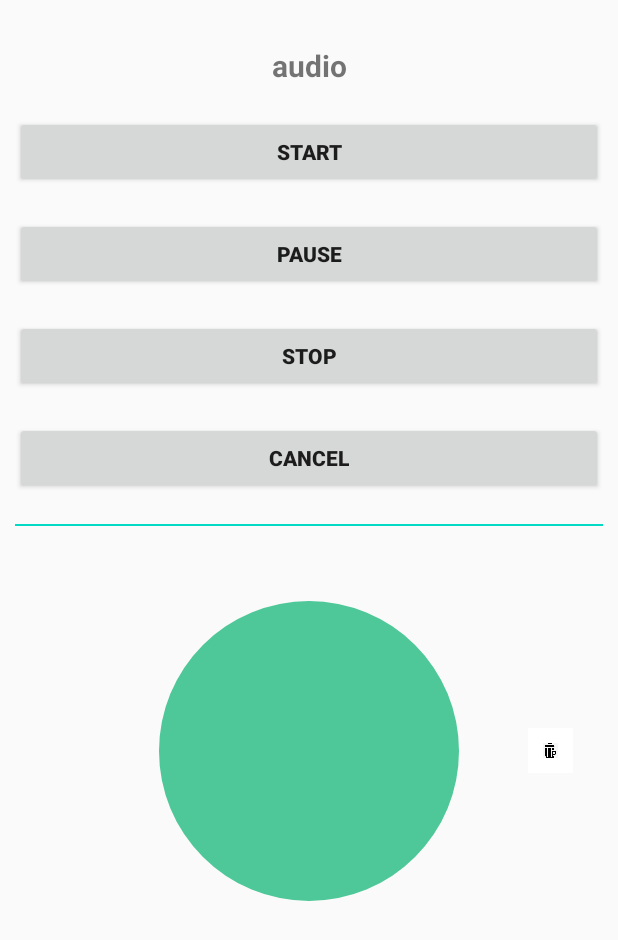
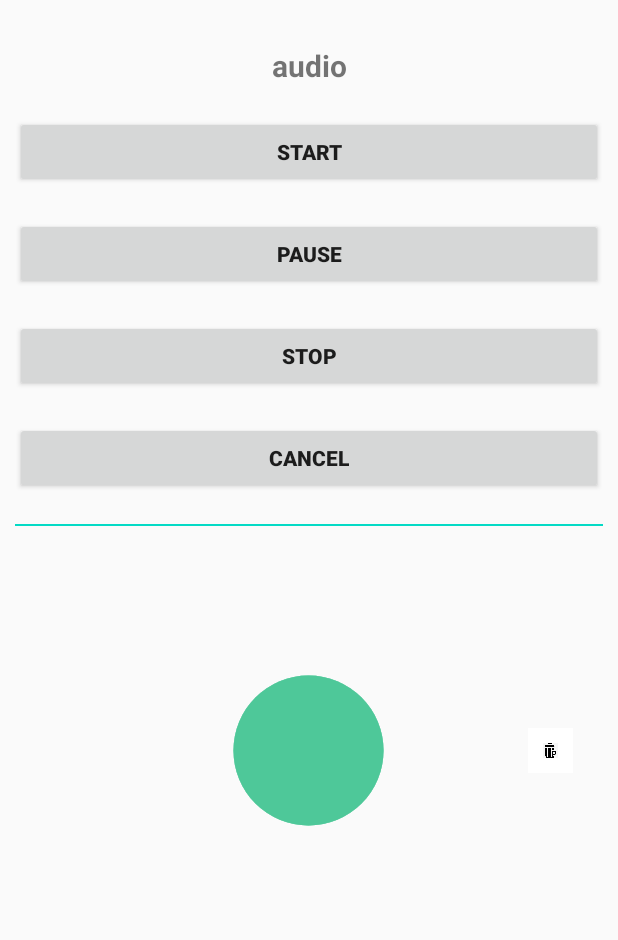
Before and after one commit to zhongyao/MultimediaExplore, an Android app: the screen it shows after launch (AudioActivity), after a tap on an icon or button, on a phone screen of 412 x 824 dp. Shown: the top 940 px of the screen. Run offline under Robolectric (Android 15) with nearby library versions, the phone set to English and light mode, and no system bars; libraries missing offline, so code that uses them is left out: com.hjq.permissions; 2 statements that could not run were skipped.

Commit message:
优化声波显隐逻辑

```diff
--- a/app/src/main/java/com/hongri/multimedia/audio/widget/RecordButton.java
+++ b/app/src/main/java/com/hongri/multimedia/audio/widget/RecordButton.java
@@ -22,8 +22,11 @@ public class RecordButton extends AppCompatButton {
     private Paint paintInner;
     private Paint paintOuter;
     private float cx, cy;
+    private boolean isSelected;
     private float innerRadius;
     private float outerRadius;
+    private final String COLOR_NORMAL = "#ff4ec899";
+    private final String COLOR_SELECTED = "#ff99dfc4";
 
     public RecordButton(@NonNull Context context) {
         super(context);
@@ -39,14 +42,15 @@ public class RecordButton extends AppCompatButton {
     private void init(Context context) {
         paintInner = new Paint();
         paintOuter = new Paint();
-        paintInner.setColor(Color.parseColor("#FF0000"));
-        paintOuter.setColor(Color.parseColor("#00FF00"));
+        paintInner.setColor(Color.parseColor(COLOR_NORMAL));
+        paintOuter.setColor(Color.parseColor(COLOR_SELECTED));
     }
 
     @Override
     protected void onDraw(Canvas canvas) {
         super.onDraw(canvas);
 
+        Log.d(TAG, "innerRadius:" + innerRadius + " outerRadius:" + outerRadius);
         canvas.drawCircle(cx, cy, outerRadius, paintOuter);
         canvas.drawCircle(cx, cy, innerRadius, paintInner);
     }
@@ -75,7 +79,8 @@ public class RecordButton extends AppCompatButton {
         return super.onTouchEvent(event);
     }
 
-    public void updateLayout(float cx, float cy, float innerRadius, float outerRadius) {
+    public void updateLayout(boolean isSelected, float cx, float cy, float innerRadius, float outerRadius) {
+        this.isSelected = isSelected;
         this.cx = cx;
         this.cy = cy;
         this.innerRadius = innerRadius;
--- a/app/src/main/java/com/hongri/multimedia/audio/widget/RecordLayout.java
+++ b/app/src/main/java/com/hongri/multimedia/audio/widget/RecordLayout.java
@@ -13,7 +13,6 @@ import android.widget.ImageView;
 import androidx.annotation.NonNull;
 import androidx.annotation.Nullable;
 
-import com.hongri.multimedia.R;
 import com.hongri.multimedia.audio.RecordStreamListener;
 import com.hongri.multimedia.audio.state.AudioStatusManager;
 import com.hongri.multimedia.audio.state.Status;
@@ -32,6 +31,7 @@ public class RecordLayout extends FrameLayout implements RecordStreamListener {
     private ImageView deleteBtn;
     private final long RECORD_BORDER_TIME = 1000;
     final Object mLock = new Object();
+    private boolean isPressed;
 
     private final String TAG = "RecordLayout";
 
@@ -104,6 +104,7 @@ public class RecordLayout extends FrameLayout implements RecordStreamListener {
         int action = event.getAction();
         switch (action) {
             case MotionEvent.ACTION_DOWN:
+                isPressed = true;
                 startTime = System.currentTimeMillis();
                 lastTouchX = event.getX();
                 lastTouchY = event.getY();
@@ -112,7 +113,8 @@ public class RecordLayout extends FrameLayout implements RecordStreamListener {
                 lastRawY = event.getRawY();
 
                 if (isPointInRecordRect(lastTouchX, lastTouchY) && AudioStatusManager.getStatus() != Status.STATUS_START) {
-                    recordBtn.setBackgroundResource(R.drawable.audio_record_pressed_bg);
+                    recordBtn.updateLayout(true, recordBtnWidth / 2, recordBtnHeight / 2, recordBtnWidth / 3, recordBtnWidth / 3);
+//                    recordBtn.setBackgroundResource(R.drawable.audio_record_pressed_bg);
                     AudioStatusManager.setStatus(Status.STATUS_START, this);
                 }
                 Log.d(TAG, "lastTouchX:" + lastTouchX + " lastTouchY:" + lastTouchY + " lastRawX:" + lastRawX + " lastRawY:" + lastRawY);
@@ -130,6 +132,7 @@ public class RecordLayout extends FrameLayout implements RecordStreamListener {
                 break;
 
             case MotionEvent.ACTION_UP:
+                isPressed = false;
                 endTime = System.currentTimeMillis();
                 postDelayed(new Runnable() {
                     @Override
@@ -142,11 +145,15 @@ public class RecordLayout extends FrameLayout implements RecordStreamListener {
                             AudioStatusManager.setStatus(Status.STATUS_STOP);
                         }
 
-                        recordBtn.setBackgroundResource(R.drawable.audio_record_normal_bg);
+                        recordBtn.updateLayout(false, recordBtnWidth / 2, recordBtnHeight / 2, recordBtnWidth / 3, recordBtnWidth / 3);
+//                        recordBtn.setBackgroundResource(R.drawable.audio_record_normal_bg);
                         deleteBtn.setBackgroundColor(Color.parseColor("#FFFFFF"));
                     }
-                }, 300);
+                }, 100);
 
+                break;
+            case MotionEvent.ACTION_CANCEL:
+                isPressed = false;
                 break;
 
             default:
@@ -170,23 +177,26 @@ public class RecordLayout extends FrameLayout implements RecordStreamListener {
 
     @Override
     public void recordOfByte(byte[] data, int begin, int end) {
+        if (!isPressed) {
+            return;
+        }
         double volume = DataUtil.calculateVolumeByBytes(data);
         Log.d(TAG, "volume: " + volume);
 
         post(new Runnable() {
             @Override
             public void run() {
-                recordBtn.updateLayout(recordBtnWidth / 2, recordBtnHeight / 2, recordBtnWidth / 2, (recordBtnWidth / 2) + (float) volume);
+                recordBtn.updateLayout(true, recordBtnWidth / 2, recordBtnHeight / 2, recordBtnWidth / 3, (recordBtnWidth / 3) + (float) volume * 3);
             }
         });
 
-//        synchronized (mLock) {
-//            try {
-//                mLock.wait(100); // 一秒十次
-//            } catch (InterruptedException e) {
-//                e.printStackTrace();
-//            }
-//        }
+        synchronized (mLock) {
+            try {
+                mLock.wait(100); // 一秒十次
+            } catch (InterruptedException e) {
+                e.printStackTrace();
+            }
+        }
     }
 
 }
--- a/app/src/main/res/drawable/audio_record_normal_bg.xml
+++ b/app/src/main/res/drawable/audio_record_normal_bg.xml
@@ -2,7 +2,7 @@
 <shape xmlns:android="http://schemas.android.com/apk/res/android"
     android:innerRadius="0dp"
     android:shape="ring"
-    android:thickness="100dp"
+    android:thickness="50dp"
     android:useLevel="false">
     <solid android:color="@color/audio_record_selector_normal_color" />
 </shape>
--- a/app/src/main/res/layout/activity_audio.xml
+++ b/app/src/main/res/layout/activity_audio.xml
@@ -70,10 +70,10 @@
 
         <com.hongri.multimedia.audio.widget.RecordButton
             android:id="@+id/recordBtn"
-            android:layout_width="200dp"
-            android:layout_height="200dp"
+            android:layout_width="150dp"
+            android:layout_height="150dp"
             android:layout_gravity="center"
-            android:background="@drawable/audio_record_normal_bg" />
+            android:background="@drawable/audio_record_normal_bg"/>
 
         <ImageView
             android:id="@+id/deleteBtn"
```
